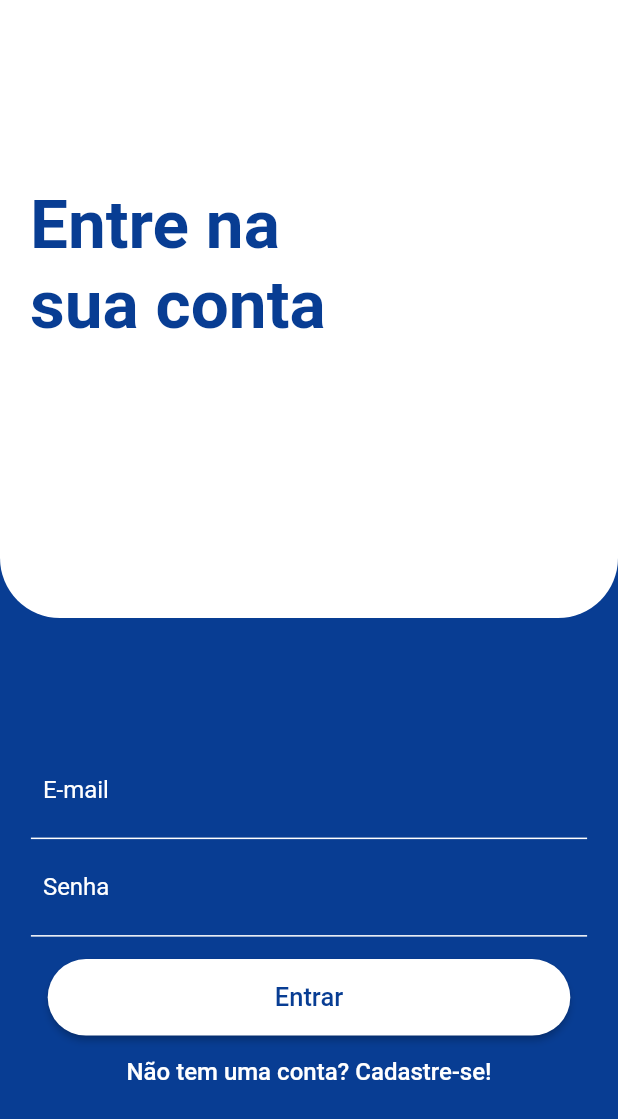
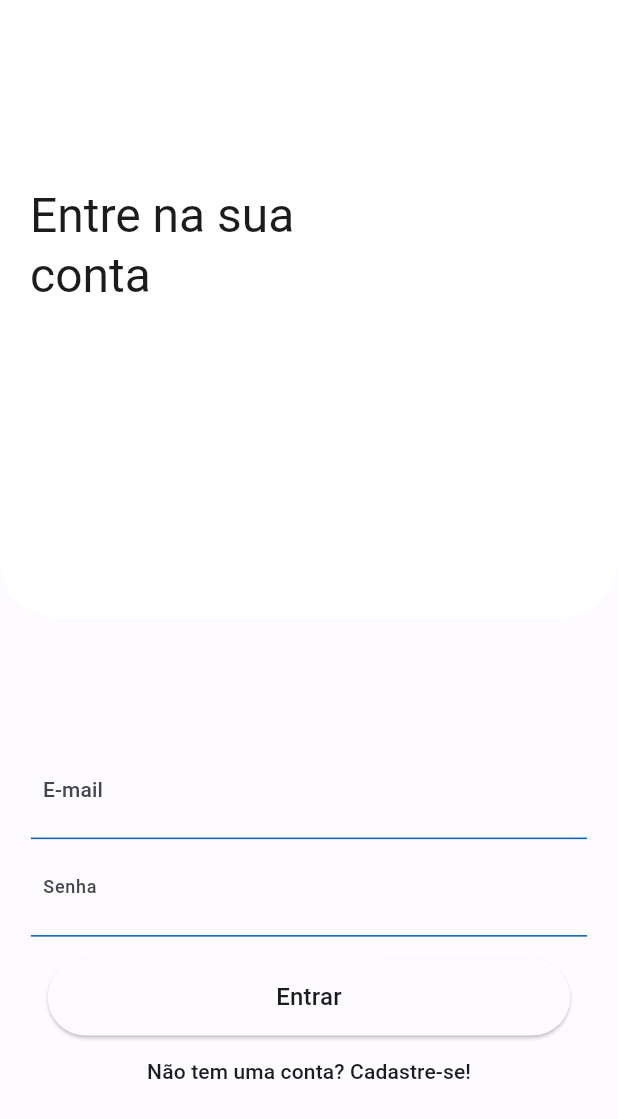
Before and after one commit to cadumeneses/app-manager-project, a Flutter app: the screen it shows after launch, on a phone screen of 412 x 824 dp. Shown: the top 1119 px of the screen. Run offline on Flutter 3.47's test engine with Material 2 defaults, Android fonts, the phone set to English and light mode, and no system bars; our stand-ins replace dio, font_awesome_flutter, google_nav_bar, shared_preferences.

```diff
--- a/lib/core/components/form/input_date_form.dart
+++ b/lib/core/components/form/input_date_form.dart
@@ -1,4 +1,3 @@
-import 'package:app_manager_project/core/utils/custom_color.dart';
 import 'package:flutter/material.dart';
 import 'package:intl/intl.dart';
 
@@ -43,7 +42,7 @@ class InputDateForm extends StatelessWidget {
             IconButton(
               onPressed: () => _showDatePicker(context),
               icon: const Icon(Icons.calendar_month),
-              color: CustomColor.secondaryColor,
+              color: Theme.of(context).colorScheme.secondaryContainer,
             ),
           ],
         ),
--- a/lib/core/task/components/task_checkbox_component.dart
+++ b/lib/core/task/components/task_checkbox_component.dart
@@ -1,4 +1,3 @@
-import 'package:app_manager_project/core/utils/custom_color.dart';
 import 'package:flutter/material.dart';
 
 class TaskCheckboxComponent extends StatefulWidget {
@@ -13,14 +12,15 @@ class _TaskCheckboxComponentState extends State<TaskCheckboxComponent> {
 
   @override
   Widget build(BuildContext context) {
+    final colorScheme = Theme.of(context).colorScheme;
     return Checkbox(
       value: check,
       fillColor:
           MaterialStateProperty.resolveWith<Color>((Set<MaterialState> states) {
         if (states.contains(MaterialState.disabled)) {
-          return CustomColor.secondaryColor.withOpacity(.32);
+          return colorScheme.primary;
         }
-        return CustomColor.secondaryColor;
+        return colorScheme.primary;
       }),
       onChanged: (value) {
         setState(() {
--- /dev/null
+++ b/lib/core/theme/themes.dart
@@ -0,0 +1,13 @@
+import 'package:flutter/material.dart';
+
+part 'color_schemes.g.dart';
+
+ThemeData get lightTheme => ThemeData(
+      useMaterial3: true,
+      colorScheme: _lightColorScheme,
+    );
+
+ThemeData get darkTheme => ThemeData(
+      useMaterial3: true,
+      colorScheme: _darkColorScheme,
+    );
--- a/lib/core/utils/custom_color.dart
+++ /dev/null
@@ -1,8 +0,0 @@
-import 'package:flutter/material.dart';
-
-class CustomColor {
-  static const backgroundColor = Color(0xFFf4f5fa);
-  static const primaryColor = Color(0xFF083D93);
-  static const secondaryColor = Color(0xFFF56E28);
-  static const whiteColor = Color(0xFFFFFFFF);
-}
--- a/lib/features/auth/presentation/ui/auth_page.dart
+++ b/lib/features/auth/presentation/ui/auth_page.dart
@@ -1,4 +1,3 @@
-import 'package:app_manager_project/core/utils/custom_color.dart';
 import 'package:flutter/material.dart';
 import 'components/auth_form.dart';
 
@@ -7,8 +6,10 @@ class AuthPage extends StatelessWidget {
 
   @override
   Widget build(BuildContext context) {
+    final theme = Theme.of(context);
+    final colorScheme = theme.colorScheme;
     return Scaffold(
-      backgroundColor: CustomColor.primaryColor,
+      backgroundColor:colorScheme.background,
       body: Column(
         children: [
           Expanded(
@@ -26,14 +27,11 @@ class AuthPage extends StatelessWidget {
                 width: MediaQuery.of(context).size.width * .6,
                 padding: EdgeInsets.only(
                     top: MediaQuery.of(context).size.height * 0.15),
-                child: const Padding(
-                  padding: EdgeInsets.only(left: 20),
+                child: Padding(
+                  padding: const EdgeInsets.only(left: 20),
                   child: Text(
                     'Entre na sua conta',
-                    style: TextStyle(
-                        color: CustomColor.primaryColor,
-                        fontSize: 45,
-                        fontWeight: FontWeight.bold),
+                    style: theme.textTheme.headlineLarge,
                   ),
                 ),
               ),
--- a/lib/features/auth/presentation/ui/components/auth_form.dart
+++ b/lib/features/auth/presentation/ui/components/auth_form.dart
@@ -1,4 +1,3 @@
-import 'package:app_manager_project/core/utils/custom_color.dart';
 import 'package:app_manager_project/features/auth/infra/repositories/exceptions/auth_exception.dart';
 import 'package:app_manager_project/features/auth/presentation/ui/components/password_input_component.dart';
 import 'package:flutter/material.dart';
@@ -96,6 +95,10 @@ class _AuthFormState extends State<AuthForm> {
 
   @override
   Widget build(BuildContext context) {
+    final theme = Theme.of(context);
+    final colorScheme = theme.colorScheme;
+    final textTheme = theme.textTheme;
+
     return SizedBox(
       height: MediaQuery.of(context).size.height * .4,
       child: Form(
@@ -109,8 +112,8 @@ class _AuthFormState extends State<AuthForm> {
               ],
             ),
             if (_isLoading)
-              const CircularProgressIndicator(
-                color: CustomColor.secondaryColor,
+              CircularProgressIndicator(
+                color: colorScheme.tertiary,
               )
             else
               Padding(
@@ -118,7 +121,7 @@ class _AuthFormState extends State<AuthForm> {
                 child: ElevatedButton(
                   onPressed: submit,
                   style: ElevatedButton.styleFrom(
-                    backgroundColor: CustomColor.whiteColor,
+                    backgroundColor: colorScheme.background,
                     shape: RoundedRectangleBorder(
                       borderRadius: BorderRadius.circular(30),
                     ),
@@ -133,10 +136,7 @@ class _AuthFormState extends State<AuthForm> {
                     child: Center(
                       child: Text(
                         _authMode == AuthMode.login ? 'Entrar' : 'Cadastrar',
-                        style: const TextStyle(
-                          color: CustomColor.primaryColor,
-                          fontSize: 17,
-                        ),
+                        style: textTheme.titleMedium,
                       ),
                     ),
                   ),
@@ -148,15 +148,7 @@ class _AuthFormState extends State<AuthForm> {
                 _isLogin()
                     ? "Não tem uma conta? Cadastre-se!"
                     : 'Já tem uma conta? Entrar',
-                style: _isLogin()
-                    ? const TextStyle(
-                        color: CustomColor.whiteColor,
-                        fontSize: 16,
-                      )
-                    : const TextStyle(
-                        color: CustomColor.secondaryColor,
-                        fontSize: 16,
-                      ),
+                style: textTheme.titleSmall
               ),
             ),
           ],
--- a/lib/features/auth/presentation/ui/components/email_input_component.dart
+++ b/lib/features/auth/presentation/ui/components/email_input_component.dart
@@ -1,6 +1,4 @@
 import 'package:flutter/material.dart';
-
-import '../../../../../core/utils/custom_color.dart';
 
 class EmailInputComponent extends StatelessWidget {
   const EmailInputComponent({
@@ -12,21 +10,20 @@ class EmailInputComponent extends StatelessWidget {
 
   @override
   Widget build(BuildContext context) {
+    final theme = Theme.of(context);
+    final colorScheme = theme.colorScheme;
     return Container(
       padding: const EdgeInsets.all(8),
       width: MediaQuery.of(context).size.width * 0.9,
-      decoration: const BoxDecoration(
-          border: Border(
-        bottom: BorderSide(color: Colors.white),
-      )),
+      decoration: BoxDecoration(
+        border: Border(
+          bottom: BorderSide(color: colorScheme.primary),
+        ),
+      ),
       child: TextFormField(
-        style: const TextStyle(
-          color: CustomColor.whiteColor,
-        ),
+        style: theme.textTheme.labelLarge,
         decoration: const InputDecoration(
           hintText: "E-mail",
-          hintStyle: TextStyle(color: Colors.white),
-          labelStyle: TextStyle(color: Colors.white),
           focusedBorder: InputBorder.none,
           border: InputBorder.none,
           errorBorder: InputBorder.none,
--- a/lib/features/auth/presentation/ui/components/password_input_component.dart
+++ b/lib/features/auth/presentation/ui/components/password_input_component.dart
@@ -1,4 +1,3 @@
-import 'package:app_manager_project/core/utils/custom_color.dart';
 import 'package:flutter/material.dart';
 
 class PasswordInputComponent extends StatelessWidget {
@@ -6,28 +5,28 @@ class PasswordInputComponent extends StatelessWidget {
     super.key,
     required TextEditingController passwordController,
     required Map<String, String> authData,
-  }) : _passwordController = passwordController, _authData = authData;
+  })  : _passwordController = passwordController,
+        _authData = authData;
 
   final TextEditingController _passwordController;
   final Map<String, String> _authData;
 
   @override
   Widget build(BuildContext context) {
+    final theme = Theme.of(context);
+    final colorScheme = theme.colorScheme;
     return Container(
       padding: const EdgeInsets.all(8),
       width: MediaQuery.of(context).size.width * 0.9,
-      decoration: const BoxDecoration(
-          border: Border(
-        bottom: BorderSide(color: Colors.white),
-      )),
+      decoration: BoxDecoration(
+        border: Border(
+          bottom: BorderSide(color: colorScheme.primary),
+        ),
+      ),
       child: TextFormField(
-        style: const TextStyle(
-          color: CustomColor.whiteColor,
-        ),
+        style: theme.textTheme.labelMedium,
         decoration: const InputDecoration(
           hintText: "Senha",
-          hintStyle: TextStyle(color: Colors.white),
-          focusedBorder: InputBorder.none,
           border: InputBorder.none,
           errorBorder: InputBorder.none,
           enabledBorder: InputBorder.none,
@@ -35,8 +34,7 @@ class PasswordInputComponent extends StatelessWidget {
         keyboardType: TextInputType.emailAddress,
         obscureText: true,
         controller: _passwordController,
-        onSaved: (password) =>
-            _authData['password'] = password ?? '',
+        onSaved: (password) => _authData['password'] = password ?? '',
         validator: (_password) {
           final password = _password ?? '';
           if (password.trim().isEmpty || password.length < 5) {
--- a/lib/features/project/infra/repositories/project_repository.dart
+++ b/lib/features/project/infra/repositories/project_repository.dart
@@ -8,10 +8,7 @@ class ProjectRepository with ChangeNotifier {
   var dio = DioClient();
   final String _token;
   final String _uid;
-  Project _project = Project(id: "", name: "", description: "", imgUrl: "");
-
-  Project get project => _project;
-  set project(Project project) => _project = project;
+  Project project = Project(id: "", name: "", description: "", imgUrl: "");
 
   List<Project> _projects = [];
   List<Project> get projects => [..._projects];
@@ -29,25 +26,31 @@ class ProjectRepository with ChangeNotifier {
   ]);
 
   Future<void> loadProjects() async {
-    _projects.clear();
-
     try {
       final response = await dio.dio.get('projects.json?auth=$_token');
 
       Map<String, dynamic> data = response.data;
 
+      List<Project> newProjects = [];
       data.forEach((projectId, projectData) {
-        _projects.add(
-          Project(
+        try {
+          Project project = Project(
             id: projectId,
             name: projectData['name'],
             description: projectData['description'],
             createDate: DateTime.parse(projectData['createDate']),
             imgUrl: projectData['imgUrl'],
-          ),
-        );
+          );
+          newProjects.add(project);
+        } catch (e) {
+          // Tratar erros específicos de cada projeto aqui
+        }
+      });
+
+      if (!listEquals(_projects, newProjects)) {
+        _projects = newProjects;
         notifyListeners();
-      });
+      }
     } catch (e) {
       rethrow;
     }
--- a/lib/main.dart
+++ b/lib/main.dart
@@ -5,6 +5,7 @@ import 'package:provider/provider.dart';
 
 import 'core/board/infra/repositories/board_repository.dart';
 import 'core/task/infra/repositories/tasks_repository.dart';
+import 'core/theme/themes.dart';
 import 'core/utils/app_routes.dart';
 import 'features/auth/presentation/ui/auth_page.dart';
 import 'features/home/presentation/ui/home_page.dart';
@@ -57,16 +58,8 @@ class MyApp extends StatelessWidget {
         ),
       ],
       child: MaterialApp(
-        theme: ThemeData(
-          colorScheme: ThemeData()
-              .colorScheme
-              .copyWith(primary: const Color(0xFFF56E28)),
-          textTheme: ThemeData().textTheme.copyWith(
-                headline6: const TextStyle(
-                  fontFamily: 'Barlow',
-                ),
-              ),
-        ),
+        theme: lightTheme,
+        darkTheme: darkTheme,
         routes: {
           AppRoutes.auth_or_home: (ctx) => const AuthOrHomePage(),
           AppRoutes.projects: (ctx) => const MyProjectsPage(),
@@ -78,7 +71,6 @@ class MyApp extends StatelessWidget {
     );
   }
 }
-
 
 class AuthOrHomePage extends StatelessWidget {
   const AuthOrHomePage({super.key});
```
Also changed, not shown: lib/core/board/components/board_component.dart (+13 -15 lines), lib/core/task/components/task_card_component.dart (+14 -15 lines), lib/core/task/components/task_form_component.dart (+13 -11 lines), lib/core/task/components/task_item_component.dart (+12 -10 lines), lib/features/home/presentation/ui/home_page.dart (+17 -9 lines), lib/features/project/infra/models/project_model.dart (+21 -17 lines), lib/features/project/presentation/ui/components/project_item_component.dart (+43 -23 lines), lib/features/project/presentation/ui/projects_overview/components/project_search_component.dart (+11 -6 lines), lib/features/project/presentation/ui/projects_overview/projects_overview_page.dart (+23 -36 lines), lib/core/theme/color_schemes.g.dart (added).
